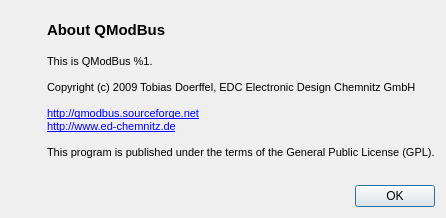
Old version of the form forms/about.ui in the repository ed-chemnitz/qmodbus.
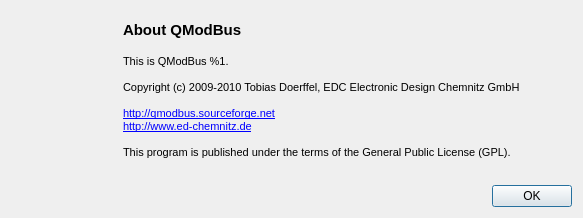
New version of the form. Icons and pictures are not drawn.

Commit message:
Updated copyright notice in README file and about dialog
Updated copyright notice in README file and about dialog.

```diff
--- a/forms/about.ui
+++ b/forms/about.ui
@@ -6,7 +6,7 @@
    <rect>
     <x>0</x>
     <y>0</y>
-    <width>445</width>
+    <width>583</width>
     <height>218</height>
    </rect>
   </property>
@@ -93,15 +93,15 @@
           <string>&lt;!DOCTYPE HTML PUBLIC &quot;-//W3C//DTD HTML 4.0//EN&quot; &quot;http://www.w3.org/TR/REC-html40/strict.dtd&quot;&gt;
 &lt;html&gt;&lt;head&gt;&lt;meta name=&quot;qrichtext&quot; content=&quot;1&quot; /&gt;&lt;style type=&quot;text/css&quot;&gt;
 p, li { white-space: pre-wrap; }
-&lt;/style&gt;&lt;/head&gt;&lt;body style=&quot; font-family:'MS Shell Dlg 2'; font-size:8.25pt; font-weight:400; font-style:normal;&quot;&gt;
-&lt;p style=&quot; margin-top:0px; margin-bottom:0px; margin-left:0px; margin-right:0px; -qt-block-indent:0; text-indent:0px;&quot;&gt;&lt;span style=&quot; font-size:8pt;&quot;&gt;This is QModBus %1.&lt;/span&gt;&lt;/p&gt;
-&lt;p style=&quot;-qt-paragraph-type:empty; margin-top:0px; margin-bottom:0px; margin-left:0px; margin-right:0px; -qt-block-indent:0; text-indent:0px; font-size:8pt;&quot;&gt;&lt;/p&gt;
-&lt;p style=&quot; margin-top:0px; margin-bottom:0px; margin-left:0px; margin-right:0px; -qt-block-indent:0; text-indent:0px;&quot;&gt;&lt;span style=&quot; font-size:8pt;&quot;&gt;Copyright (c) 2009 Tobias Doerffel, EDC Electronic Design Chemnitz GmbH&lt;/span&gt;&lt;/p&gt;
-&lt;p style=&quot;-qt-paragraph-type:empty; margin-top:0px; margin-bottom:0px; margin-left:0px; margin-right:0px; -qt-block-indent:0; text-indent:0px; font-size:8pt;&quot;&gt;&lt;/p&gt;
-&lt;p style=&quot; margin-top:0px; margin-bottom:0px; margin-left:0px; margin-right:0px; -qt-block-indent:0; text-indent:0px;&quot;&gt;&lt;a href=&quot;http://qmodbus.sourceforge.net &quot;&gt;&lt;span style=&quot; font-size:8pt; text-decoration: underline; color:#0000ff;&quot;&gt;http://qmodbus.sourceforge.net&lt;/span&gt;&lt;/a&gt;&lt;/p&gt;
-&lt;p style=&quot; margin-top:0px; margin-bottom:0px; margin-left:0px; margin-right:0px; -qt-block-indent:0; text-indent:0px;&quot;&gt;&lt;a href=&quot;http://www.ed-chemnitz.de&quot;&gt;&lt;span style=&quot; font-size:8pt; text-decoration: underline; color:#0000ff;&quot;&gt;http://www.ed-chemnitz.de&lt;/span&gt;&lt;/a&gt;&lt;/p&gt;
-&lt;p style=&quot;-qt-paragraph-type:empty; margin-top:0px; margin-bottom:0px; margin-left:0px; margin-right:0px; -qt-block-indent:0; text-indent:0px; font-size:8pt; text-decoration: underline; color:#0000ff;&quot;&gt;&lt;/p&gt;
-&lt;p style=&quot; margin-top:0px; margin-bottom:0px; margin-left:0px; margin-right:0px; -qt-block-indent:0; text-indent:0px;&quot;&gt;&lt;span style=&quot; font-size:8pt;&quot;&gt;This program is published under the terms of the General Public License (GPL).&lt;/span&gt;&lt;/p&gt;&lt;/body&gt;&lt;/html&gt;</string>
+&lt;/style&gt;&lt;/head&gt;&lt;body style=&quot; font-family:'Linux Biolinum O'; font-size:12pt; font-weight:400; font-style:normal;&quot;&gt;
+&lt;p style=&quot; margin-top:0px; margin-bottom:0px; margin-left:0px; margin-right:0px; -qt-block-indent:0; text-indent:0px;&quot;&gt;&lt;span style=&quot; font-family:'MS Shell Dlg 2'; font-size:8pt;&quot;&gt;This is QModBus %1.&lt;/span&gt;&lt;/p&gt;
+&lt;p style=&quot;-qt-paragraph-type:empty; margin-top:0px; margin-bottom:0px; margin-left:0px; margin-right:0px; -qt-block-indent:0; text-indent:0px; font-family:'MS Shell Dlg 2'; font-size:8pt;&quot;&gt;&lt;/p&gt;
+&lt;p style=&quot; margin-top:0px; margin-bottom:0px; margin-left:0px; margin-right:0px; -qt-block-indent:0; text-indent:0px;&quot;&gt;&lt;span style=&quot; font-family:'MS Shell Dlg 2'; font-size:8pt;&quot;&gt;Copyright (c) 2009-2010 Tobias Doerffel, EDC Electronic Design Chemnitz GmbH&lt;/span&gt;&lt;/p&gt;
+&lt;p style=&quot;-qt-paragraph-type:empty; margin-top:0px; margin-bottom:0px; margin-left:0px; margin-right:0px; -qt-block-indent:0; text-indent:0px; font-family:'MS Shell Dlg 2'; font-size:8pt;&quot;&gt;&lt;/p&gt;
+&lt;p style=&quot; margin-top:0px; margin-bottom:0px; margin-left:0px; margin-right:0px; -qt-block-indent:0; text-indent:0px;&quot;&gt;&lt;a href=&quot;http://qmodbus.sourceforge.net &quot;&gt;&lt;span style=&quot; font-family:'MS Shell Dlg 2'; font-size:8pt; text-decoration: underline; color:#0000ff;&quot;&gt;http://qmodbus.sourceforge.net&lt;/span&gt;&lt;/a&gt;&lt;/p&gt;
+&lt;p style=&quot; margin-top:0px; margin-bottom:0px; margin-left:0px; margin-right:0px; -qt-block-indent:0; text-indent:0px;&quot;&gt;&lt;a href=&quot;http://www.ed-chemnitz.de&quot;&gt;&lt;span style=&quot; font-family:'MS Shell Dlg 2'; font-size:8pt; text-decoration: underline; color:#0000ff;&quot;&gt;http://www.ed-chemnitz.de&lt;/span&gt;&lt;/a&gt;&lt;/p&gt;
+&lt;p style=&quot;-qt-paragraph-type:empty; margin-top:0px; margin-bottom:0px; margin-left:0px; margin-right:0px; -qt-block-indent:0; text-indent:0px; font-family:'MS Shell Dlg 2'; font-size:8pt; text-decoration: underline; color:#0000ff;&quot;&gt;&lt;/p&gt;
+&lt;p style=&quot; margin-top:0px; margin-bottom:0px; margin-left:0px; margin-right:0px; -qt-block-indent:0; text-indent:0px;&quot;&gt;&lt;span style=&quot; font-family:'MS Shell Dlg 2'; font-size:8pt;&quot;&gt;This program is published under the terms of the General Public License (GPL).&lt;/span&gt;&lt;/p&gt;&lt;/body&gt;&lt;/html&gt;</string>
          </property>
          <property name="textFormat">
           <enum>Qt::RichText</enum>
```
The commit also changes 1 other file.
